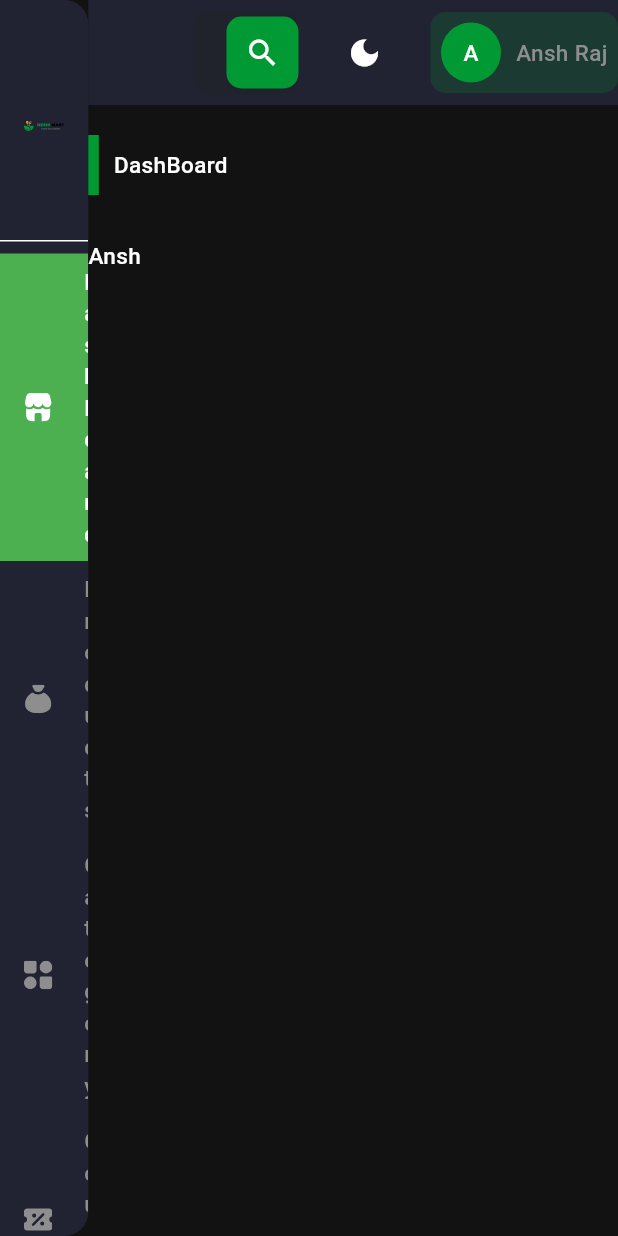
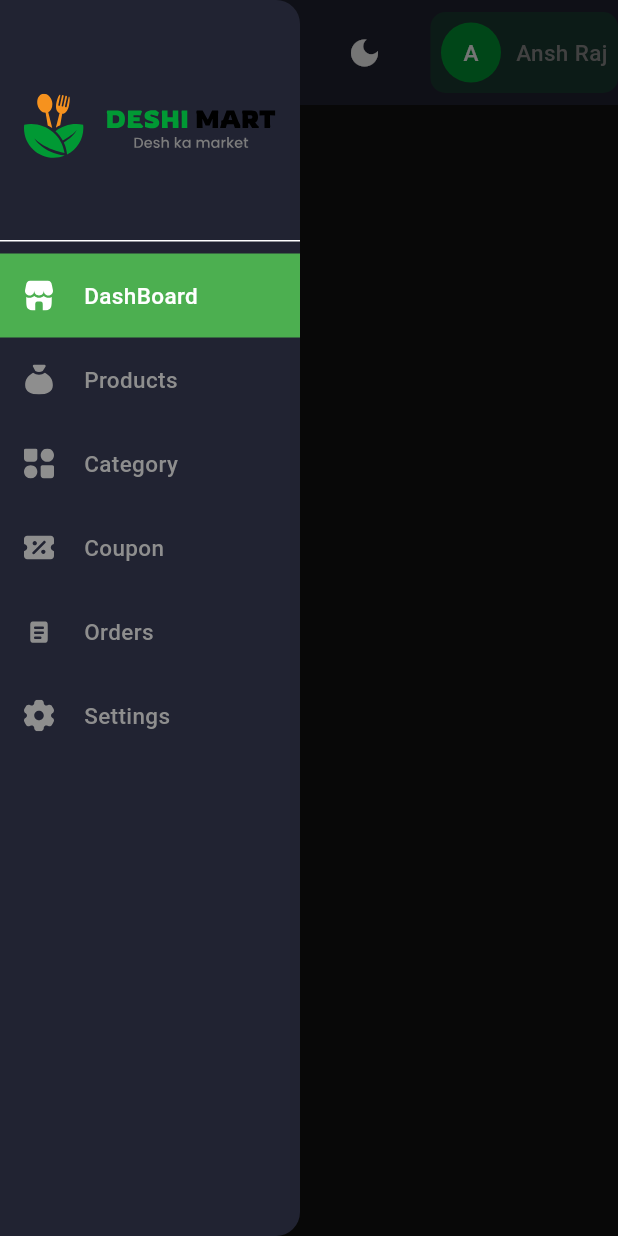
Before and after one commit to ansh0078/deshi_mart, a Flutter app: the screen it shows after launch, with the side drawer open (before the commit the screen has no drawer), on a phone screen of 412 x 824 dp. Run offline on Flutter 3.47's test engine with Material 3 defaults, Android fonts, the phone set to English and light mode, and no system bars; our stand-ins replace flutter_svg; Roboto replaces fonts that are missing (Popins).

Commit message:
add and delete file

```diff
--- a/lib/pages/DashBoard/DashBoard.dart
+++ b/lib/pages/DashBoard/DashBoard.dart
@@ -1,4 +1,3 @@
-import 'package:desh_mart/widgets/OurPage.dart';
 import 'package:flutter/material.dart';
 
 class DashBoardPage extends StatelessWidget {
@@ -6,17 +5,23 @@ class DashBoardPage extends StatelessWidget {
 
   @override
   Widget build(BuildContext context) {
-    return OurPage(
-      title: "DashBoard",
-      child: Column(
+    return Column(
       children: [
         Row(
           children: [
-              Text("Ansh ")
-            ],
+            Container(
+              width: 7,
+              height: 40,
+              color: Theme.of(context).colorScheme.primary,
+            ),
+            const SizedBox(width: 10),
+            Text(
+              "DashBoard",
+              style: Theme.of(context).textTheme.bodyMedium,
             )
           ],
         ),
+      ],
     );
   }
 }
--- a/lib/pages/HomePage/HomePage.dart
+++ b/lib/pages/HomePage/HomePage.dart
@@ -1,87 +1,21 @@
-import 'package:desh_mart/configs/AssetsPath.dart';
 import 'package:desh_mart/pages/DashBoard/DashBoard.dart';
-import 'package:desh_mart/provider/drawerProvider.dart';
 import 'package:desh_mart/widgets/AppBar.dart';
-import 'package:desh_mart/widgets/DrawerMenu.dart';
+import 'package:desh_mart/widgets/MyDrawer.dart';
+import 'package:desh_mart/widgets/ResponsiveLayout.dart';
 import 'package:flutter/material.dart';
-import 'package:flutter_svg/flutter_svg.dart';
-import 'package:provider/provider.dart';
 
 class HomePage extends StatelessWidget {
   const HomePage({super.key});
 
   @override
   Widget build(BuildContext context) {
-    final drawerProvider = Provider.of<DrawerProvider>(context, listen: false);
+    final isDesktop = Responsive.isDesktop(context);
     return Scaffold(
+      drawer: isDesktop ? null : MyDrawer(),
       body: SafeArea(
         child: Row(
           children: [
-            Expanded(
-              child: Consumer<DrawerProvider>(builder: (context, value, child) {
-                return Drawer(
-                  child: SingleChildScrollView(
-                    child: Column(
-                      children: [
-                        DrawerHeader(
-                          child: SvgPicture.asset(
-                            IconsAssets.appIcon,
-                          ),
-                        ),
-                        MyDrawerMenu(
-                          title: "DashBoard",
-                          icon: IconsAssets.dashBoard,
-                          onPress: () {
-                            drawerProvider.seletedMenu(0);
-                          },
-                          isSelected: drawerProvider.selectedPageIndex == 0,
-                        ),
-                        MyDrawerMenu(
-                          title: "Products",
-                          icon: IconsAssets.products,
-                          onPress: () {
-                            drawerProvider.seletedMenu(1);
-                          },
-                          isSelected: drawerProvider.selectedPageIndex == 1,
-                        ),
-                        MyDrawerMenu(
-                          title: "Category",
-                          icon: IconsAssets.category,
-                          onPress: () {
-                            drawerProvider.seletedMenu(2);
-                          },
-                          isSelected: drawerProvider.selectedPageIndex == 2,
-                        ),
-                        MyDrawerMenu(
-                          title: "Coupon",
-                          icon: IconsAssets.coupon,
-                          onPress: () {
-                            drawerProvider.seletedMenu(3);
-                          },
-                          isSelected: drawerProvider.selectedPageIndex == 3,
-                        ),
-                        MyDrawerMenu(
-                          title: "Orders",
-                          icon: IconsAssets.order,
-                          onPress: () {
-                            drawerProvider.seletedMenu(4);
-                          },
-                          isSelected: drawerProvider.selectedPageIndex == 4,
-                        ),
-                        MyDrawerMenu(
-                          title: "Settings",
-                          icon: IconsAssets.setting,
-                          onPress: () {
-                            drawerProvider.seletedMenu(5);
-                          },
-                          isSelected: drawerProvider.selectedPageIndex == 5,
-                        ),
-                      ],
-                    ),
-                  ),
-                );
-              }),
-            ),
+            if (isDesktop) const Expanded(child: MyDrawer()),
             const Expanded(
               flex: 6,
               child: Column(
--- a/lib/widgets/AppBar.dart
+++ b/lib/widgets/AppBar.dart
@@ -1,3 +1,4 @@
+import 'package:desh_mart/widgets/ResponsiveLayout.dart';
 import 'package:flutter/material.dart';
 
 class MyAppBar extends StatelessWidget {
@@ -7,6 +8,7 @@ class MyAppBar extends StatelessWidget {
 
   @override
   Widget build(BuildContext context) {
+    final isDesktop = Responsive.isDesktop(context);
     return Container(
       height: 70,
       decoration: BoxDecoration(
@@ -14,7 +16,15 @@ class MyAppBar extends StatelessWidget {
       ),
       child: Row(
         children: [
-          const Spacer(),
+          const SizedBox(width: 10),
+          if (!isDesktop)
+            IconButton(
+                onPressed: () {
+                  Scaffold.of(context).openDrawer();
+                },
+                icon: const Icon(Icons.menu)),
+          const SizedBox(width: 10),
+          if (isDesktop) const Spacer(),
           Expanded(
             child: TextFormField(
               decoration: InputDecoration(
--- /dev/null
+++ b/lib/widgets/MyDrawer.dart
@@ -0,0 +1,80 @@
+import 'package:desh_mart/configs/AssetsPath.dart';
+import 'package:desh_mart/provider/drawerProvider.dart';
+import 'package:desh_mart/widgets/DrawerMenu.dart';
+import 'package:flutter/material.dart';
+import 'package:flutter_svg/svg.dart';
+import 'package:provider/provider.dart';
+
+class MyDrawer extends StatelessWidget {
+  const MyDrawer({super.key});
+
+  @override
+  Widget build(BuildContext context) {
+    final drawerProvider = Provider.of<DrawerProvider>(context, listen: false);
+
+    return Consumer<DrawerProvider>(builder: (context, value, child) {
+      return Drawer(
+        width: 200,
+        child: SingleChildScrollView(
+          child: Column(
+            children: [
+              DrawerHeader(
+                child: SvgPicture.asset(
+                  IconsAssets.appIcon,
+                ),
+              ),
+              MyDrawerMenu(
+                title: "DashBoard",
+                icon: IconsAssets.dashBoard,
+                onPress: () {
+                  drawerProvider.seletedMenu(0);
+                },
+                isSelected: drawerProvider.selectedPageIndex == 0,
+              ),
+              MyDrawerMenu(
+                title: "Products",
+                icon: IconsAssets.products,
+                onPress: () {
+                  drawerProvider.seletedMenu(1);
+                },
+                isSelected: drawerProvider.selectedPageIndex == 1,
+              ),
+              MyDrawerMenu(
+                title: "Category",
+                icon: IconsAssets.category,
+                onPress: () {
+                  drawerProvider.seletedMenu(2);
+                },
+                isSelected: drawerProvider.selectedPageIndex == 2,
+              ),
+              MyDrawerMenu(
+                title: "Coupon",
+                icon: IconsAssets.coupon,
+                onPress: () {
+                  drawerProvider.seletedMenu(3);
+                },
+                isSelected: drawerProvider.selectedPageIndex == 3,
+              ),
+              MyDrawerMenu(
+                title: "Orders",
+                icon: IconsAssets.order,
+                onPress: () {
+                  drawerProvider.seletedMenu(4);
+                },
+                isSelected: drawerProvider.selectedPageIndex == 4,
+              ),
+              MyDrawerMenu(
+                title: "Settings",
+                icon: IconsAssets.setting,
+                onPress: () {
+                  drawerProvider.seletedMenu(5);
+                },
+                isSelected: drawerProvider.selectedPageIndex == 5,
+              ),
+            ],
+          ),
+        ),
+      );
+    });
+  }
+}
--- a/lib/widgets/OurPage.dart
+++ /dev/null
@@ -1,32 +0,0 @@
-import 'package:flutter/material.dart';
-
-class OurPage extends StatelessWidget {
-  final String title;
-  final Widget child;
-  const OurPage({super.key, required this.title, required this.child});
-
-  @override
-  Widget build(BuildContext context) {
-    return Expanded(
-        child: Column(
-      children: [
-        Row(
-          children: [
-            Container(
-              width: 7,
-              height: 40,
-              color: Theme.of(context).colorScheme.primary,
-            ),
-            const SizedBox(width: 10),
-            Text(
-              title,
-              style: Theme.of(context).textTheme.bodyMedium,
-            )
-          ],
-        ),
-        const SizedBox(height: 30),
-        child,
-      ],
-    ));
-  }
-}
--- a/lib/widgets/ResponsiveLayout.dart
+++ b/lib/widgets/ResponsiveLayout.dart
@@ -3,6 +3,6 @@ import 'package:flutter/material.dart';
 class Responsive {
   static bool isMobile(BuildContext context) => MediaQuery.of(context).size.width < 850;
   static bool isTable(BuildContext context) => MediaQuery.of(context).size.width < 1100 && MediaQuery.of(context).size.width >= 1100;
-  static bool isWeb(BuildContext context) => MediaQuery.of(context).size.width >= 1100;
+  static bool isDesktop(BuildContext context) => MediaQuery.of(context).size.width >= 1100;
 
 }
```
Lines whose indentation alone changed are shown as unchanged.
